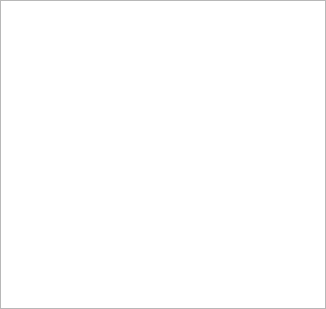
Before: the Qt Designer form Source/Applications/DREAM3D/UI_Files/QFilterLibraryDockWidget.ui in BlueQuartzSoftware/DREAM3D, drawn with Qt 5.
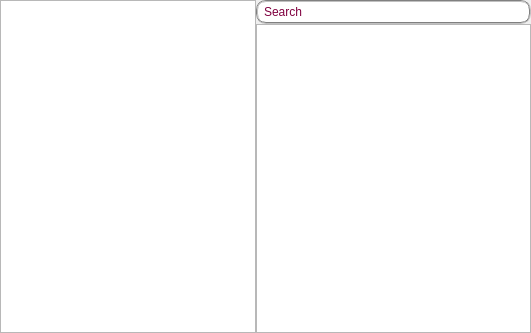
After: the same form once the commit is applied. Custom widgets are drawn as their Qt base class.

Commit message: Version 5.1 of DREAM3D GUI. Just some simple layouts.

The edit to the form file:
```diff
--- a/Source/Applications/DREAM3D/UI_Files/QFilterLibraryDockWidget.ui
+++ b/Source/Applications/DREAM3D/UI_Files/QFilterLibraryDockWidget.ui
@@ -1,13 +1,13 @@
 <?xml version="1.0" encoding="UTF-8"?>
 <ui version="4.0">
  <class>QFilterLibraryDockWidget</class>
- <widget class="QWidget" name="QFilterLibraryDockWidget">
+ <widget class="QDockWidget" name="QFilterLibraryDockWidget">
   <property name="geometry">
    <rect>
     <x>0</x>
     <y>0</y>
-    <width>326</width>
-    <height>309</height>
+    <width>531</width>
+    <height>333</height>
    </rect>
   </property>
   <property name="minimumSize">
@@ -33,9 +33,16 @@
 }
 </string>
   </property>
-  <layout class="QVBoxLayout" name="verticalLayout_2">
+  <property name="features">
+   <set>QDockWidget::AllDockWidgetFeatures</set>
+  </property>
+  <property name="windowTitle">
+   <string>Filter Library</string>
+  </property>
+  <widget class="QWidget" name="dockWidgetContents">
+   <layout class="QHBoxLayout" name="horizontalLayout">
    <property name="spacing">
-    <number>1</number>
+     <number>0</number>
    </property>
    <property name="margin">
     <number>0</number>
@@ -97,10 +104,57 @@
      </column>
     </widget>
    </item>
-  </layout>
-  <zorder>dockWidgetContents</zorder>
-  <zorder>filterList</zorder>
- </widget>
+    <item>
+     <layout class="QVBoxLayout" name="verticalLayout">
+      <property name="spacing">
+       <number>0</number>
+      </property>
+      <item>
+       <widget class="QLineEdit" name="filterSearch">
+        <property name="styleSheet">
+         <string notr="true">QLineEdit {
+    color: rgb(127, 0, 63);
+    selection-color: white;   
+    border: 2px groove gray;
+    border-radius: 10px;
+    padding: 2px 4px;
+}
+QLineEdit:focus {
+    color: rgb(127, 0, 63);
+    selection-color: white;   
+    border: 2px groove gray;
+    border-radius: 10px;
+    padding: 2px 4px;
+}
+
+QLineEdit:edit-focus {
+    color: rgb(127, 0, 63);
+    selection-color: white;   
+    border: 2px groove gray;
+    border-radius: 10px;
+    padding: 2px 4px;
+}</string>
+        </property>
+        <property name="text">
+         <string>Search</string>
+        </property>
+       </widget>
+      </item>
+      <item>
+       <widget class="QFilterListWidget" name="filterList"/>
+      </item>
+     </layout>
+    </item>
+   </layout>
+  </widget>
+ </widget>
+ <customwidgets>
+  <customwidget>
+   <class>QFilterListWidget</class>
+   <extends>QListWidget</extends>
+   <header location="global">QFilterListWidget.h</header>
+  </customwidget>
+ </customwidgets>
  <resources/>
  <connections/>
 </ui>
```
Left out of the diff: 3 changed lines with no effect on the pictures. Lines whose indentation alone changed are shown as unchanged. The commit also changes 17 other files.
